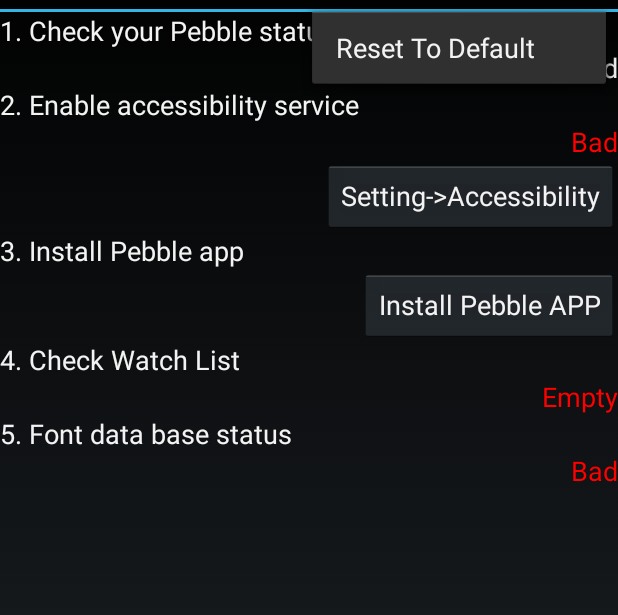
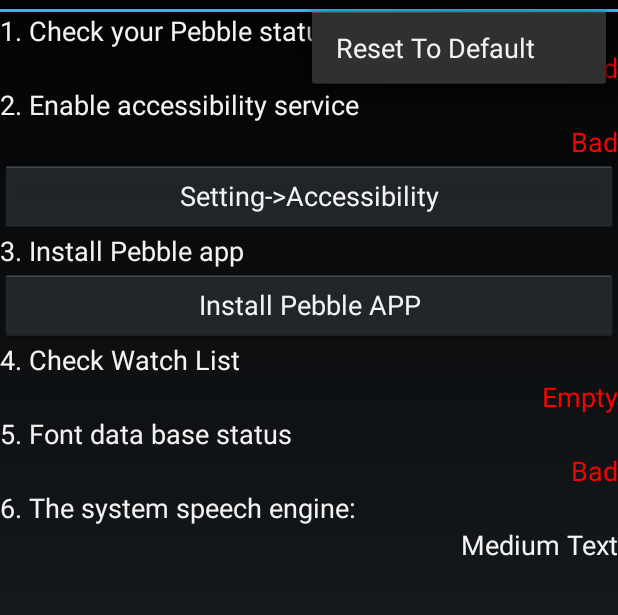
Before and after one commit to yunshansimon/Pebble-Messenger-Pro, an Android app: the screen it shows after launch (NavigationActivity), with the options menu open, on a phone screen of 412 x 824 dp, the part 60-675 px from its top. Run offline under Robolectric (Android 15) with nearby library versions, the phone set to English and light mode, and no system bars; 2 statements that could not run were skipped.

```diff
--- a/app/src/main/java/yangtsao/pebblemessengerpro/Constants.java
+++ b/app/src/main/java/yangtsao/pebblemessengerpro/Constants.java
@@ -31,7 +31,7 @@ public class Constants {
     //----------------------------------------
 
     //system
-    public static final boolean IS_LOGGABLE                           = true;
+    public static final boolean IS_LOGGABLE                           = false;
     public static final String  DATABASE_READY                        = "status_database_ready";
     //----------------------------------------
 
@@ -73,7 +73,7 @@ public class Constants {
     //Pebble app communication
     public static final UUID PEBBLE_UUID= UUID.fromString("2d0b18b1-0ee6-41ca-9579-a0c4c6568d93");
 //    public static final String  INTENT_SEND_PEBBLE_NOTIFICATION       = "com.getpebble.action.SEND_NOTIFICATION";
-    public static final String  PEBBLE_APP_URL="";
+    public static final String  PEBBLE_APP_URL="pebble://appstore/541f9df92969d09cc400006d";
     //Shared function
     public static void log(String tag, String message) {
         if (Constants.IS_LOGGABLE) {
--- a/app/src/main/java/yangtsao/pebblemessengerpro/activities/SetupFragment.java
+++ b/app/src/main/java/yangtsao/pebblemessengerpro/activities/SetupFragment.java
@@ -29,6 +29,7 @@ import android.os.Bundle;
 import android.app.Fragment;
 import android.preference.PreferenceManager;
 import android.provider.Settings;
+import android.speech.tts.TextToSpeech;
 import android.text.TextUtils;
 import android.view.LayoutInflater;
 import android.view.View;
@@ -38,6 +39,8 @@ import android.widget.TextView;
 
 import com.getpebble.android.kit.PebbleKit;
 
+import org.w3c.dom.Text;
+
 import yangtsao.pebblemessengerpro.Constants;
 import yangtsao.pebblemessengerpro.R;
 
@@ -45,15 +48,19 @@ import yangtsao.pebblemessengerpro.R;
  * A simple {@link Fragment} subclass.
  *
  */
-public class SetupFragment extends Fragment {
+public class SetupFragment extends Fragment implements TextToSpeech.OnInitListener {
     private static final int positionIndex=0;
     private TextView tvPebbleStatus;
     private TextView tvAccessStatus;
     private TextView tvWatchList;
     private TextView tvFontStatus;
+    private TextView tvSpeechEngine;
+    private Button btGotoSpeech;
     private Button btGotoSetting;
     private Button btGotoPebble;
     private Context _context;
+
+    private TextToSpeech myTTS;
 
     public SetupFragment() {
         // Required empty public constructor
@@ -69,6 +76,7 @@ public class SetupFragment extends Fragment {
         tvAccessStatus=(TextView) setupView.findViewById(R.id.text_accessibility_service_result);
         tvWatchList=(TextView) setupView.findViewById(R.id.text_watch_list);
         tvFontStatus=(TextView) setupView.findViewById(R.id.text_font_base);
+        tvSpeechEngine=(TextView) setupView.findViewById(R.id.text_speech_engine);
         btGotoSetting=(Button) setupView.findViewById(R.id.button_goto_setting);
         btGotoSetting.setOnClickListener(new View.OnClickListener() {
             @Override
@@ -85,6 +93,16 @@ public class SetupFragment extends Fragment {
                 startActivity(i);
             }
         });
+        btGotoSpeech=(Button) setupView.findViewById(R.id.button_goto_speech_setting);
+        btGotoSpeech.setOnClickListener(new View.OnClickListener(){
+            @Override
+            public void onClick(View view) {
+                startActivity(new Intent(TextToSpeech.Engine.ACTION_INSTALL_TTS_DATA));
+            }
+        });
+        Intent checkIntent=new Intent();
+        checkIntent.setAction(TextToSpeech.Engine.ACTION_CHECK_TTS_DATA);
+        getActivity().startActivityFromFragment(SetupFragment.this,checkIntent,3);
         return setupView;
     }
 
@@ -150,8 +168,8 @@ public class SetupFragment extends Fragment {
             tvPebbleStatus.setText(R.string.setup_check_ok);
             tvPebbleStatus.setTextColor(Color.WHITE);
         }else{
-            tvPebbleStatus.setText(R.string.setup_check_bad);
-            tvAccessStatus.setTextColor(Color.RED);
+            tvPebbleStatus.setText(R.string.setup_check_disconnected);
+            tvPebbleStatus.setTextColor(Color.RED);
         }
         if (isAccessServiceOk(_context)){
             tvAccessStatus.setText(R.string.setup_check_ok);
@@ -174,5 +192,42 @@ public class SetupFragment extends Fragment {
             tvFontStatus.setText(R.string.setup_check_bad);
             tvFontStatus.setTextColor(Color.RED);
         }
+
+    }
+
+    @Override
+    public void onActivityResult(int requestCode, int resultCode, Intent data) {
+        if (requestCode==3){
+            if (resultCode==TextToSpeech.Engine.CHECK_VOICE_DATA_PASS){
+                myTTS=new TextToSpeech(_context,this);
+
+
+
+            }else{
+                tvSpeechEngine.setText(getString(R.string.setup_tts_failed));
+                tvSpeechEngine.setTextColor(Color.RED);
+                btGotoSpeech.setVisibility(Button.VISIBLE);
+            }
+        }
+    }
+
+    @Override
+    public void onInit(int i) {
+       if (i==TextToSpeech.SUCCESS){
+           tvSpeechEngine.setText(myTTS.getDefaultEngine()+ " " + getString(R.string.setup_tts_default_locale) + myTTS.getLanguage().getLanguage());
+           tvSpeechEngine.setTextColor(Color.WHITE);
+       }else {
+           myTTS.shutdown();
+           myTTS=null;
+       }
+    }
+
+
+
+    @Override
+    public void onDestroy() {
+        super.onDestroy();
+        super.onPause();
+        if(myTTS!=null) myTTS.shutdown();
     }
 }
--- a/app/src/main/res/layout/fragment_setup.xml
+++ b/app/src/main/res/layout/fragment_setup.xml
@@ -44,7 +44,7 @@
             android:layout_gravity="right" />
 
         <Button
-            android:layout_width="wrap_content"
+            android:layout_width="fill_parent"
             android:layout_height="wrap_content"
             android:text="@string/setup_button_goto_setting"
             android:id="@+id/button_goto_setting"
@@ -58,7 +58,7 @@
             android:id="@+id/textView6" />
 
         <Button
-            android:layout_width="wrap_content"
+            android:layout_width="fill_parent"
             android:layout_height="wrap_content"
             android:text="@string/setup_button_goto_pebble"
             android:id="@+id/button_goto_pebble"
@@ -93,6 +93,25 @@
             android:text="Medium Text"
             android:id="@+id/text_font_base"
             android:layout_gravity="right" />
-
+        <TextView
+            android:layout_width="wrap_content"
+            android:layout_height="wrap_content"
+            android:textAppearance="?android:attr/textAppearanceMedium"
+            android:text="@string/setup_tts_engine"
+            android:id="@+id/textView10" />
+        <TextView
+            android:layout_width="wrap_content"
+            android:layout_height="wrap_content"
+            android:textAppearance="?android:attr/textAppearanceMedium"
+            android:text="Medium Text"
+            android:id="@+id/text_speech_engine"
+            android:layout_gravity="right" />
+        <Button
+            android:layout_width="fill_parent"
+            android:layout_height="wrap_content"
+            android:text="@string/setup_button_goto_speech_setting"
+            android:id="@+id/button_goto_speech_setting"
+            android:layout_gravity="right"
+            android:visibility="invisible" />
     </LinearLayout>
 </FrameLayout>
--- a/app/src/main/res/values/strings.xml
+++ b/app/src/main/res/values/strings.xml
@@ -77,13 +77,20 @@
     <string name="setup_install_pebble_app">3. Install Pebble app</string>
     <string name="setup_watch_list">4. Check Watch List</string>
     <string name="setup_font_base_status">5. Font data base status</string>
+    <string name="setup_tts_engine">6. The system speech engine:</string>
+    <string name="setup_tts_default_locale">Language:</string>
+    <string name="setup_tts_failed">The speech engine is failed, your pebble will not read the notification</string>
 
     <string name="setup_check_ok">OK</string>
     <string name="setup_check_empty">Empty</string>
     <string name="setup_check_bad">Bad</string>
+    <string name="setup_check_disconnected">Disconnected</string>
     <string name="setup_watch_list_warning">Please go to [Setting->Watch List] to add app</string>
     <string name="setup_button_goto_setting">Setting->Accessibility</string>
     <string name="setup_button_goto_pebble">Install Pebble APP</string>
+    <string name="setup_button_goto_speech_setting">Setting->Text-to-speech output</string>
+
+
 
     <string name="tools_button_rebuild_font">Rebuild Font Database</string>
     <string name="tools_button_clean_cache">Clean Notifications History</string>
```
Also changed, not shown: 1 other file.
